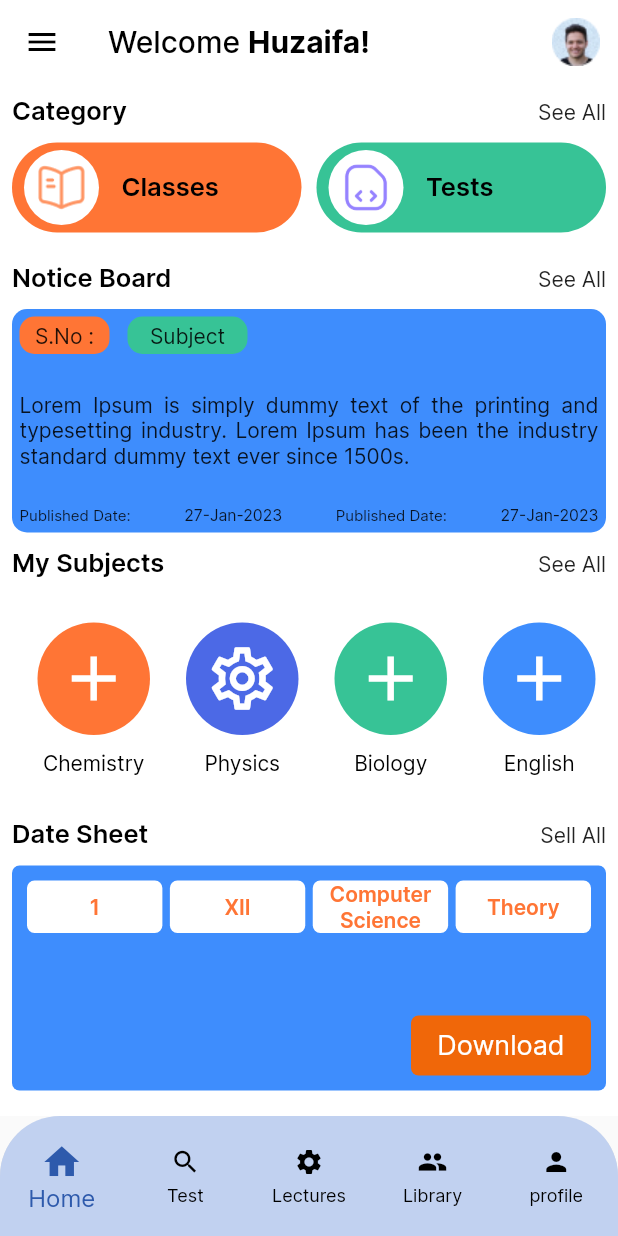
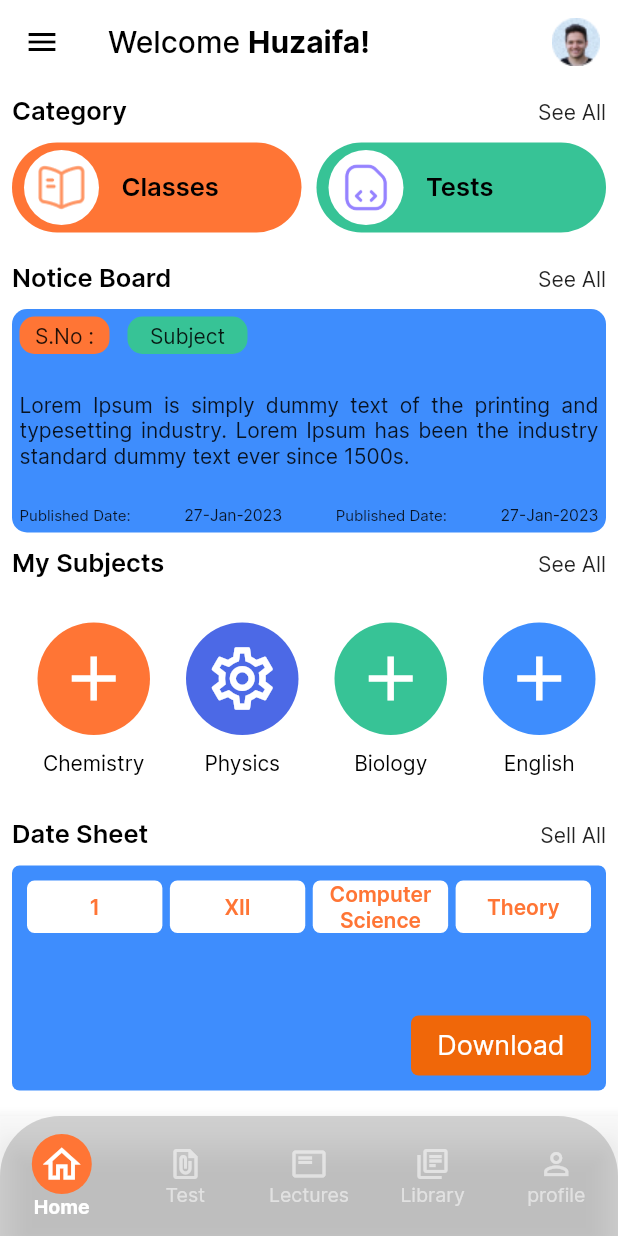
Before and after one commit to flutternoor/pms_projects, a Flutter app: the screen it shows after launch, on a phone screen of 412 x 824 dp. Run offline on Flutter 3.47's test engine with Material 2 defaults, Android fonts, the phone set to English and light mode, and no system bars.

Commit message:
works in BottomNavigationBar

```diff
--- a/lib/ui/home_page/home_page.dart
+++ b/lib/ui/home_page/home_page.dart
@@ -1,4 +1,5 @@
 import 'package:flutter/material.dart';
+import 'package:pms_projects/constants/constants.dart';
 import 'package:pms_projects/ui/home_screen/home_screen.dart';
 import 'package:pms_projects/ui/lectures_screen/lectures_screen.dart';
 import 'package:pms_projects/ui/library_screen/library_screen.dart';
@@ -12,7 +13,7 @@ class HomePage extends StatefulWidget {
 }
 
 class _HomePageState extends State<HomePage> {
-  int currentIndex =0;
+ static int currentIndex =0;
   final  pages = [ const HomeScreen(), const TextScreen(), const LecturesScreen(), const LibraryScreen(), const ProfileScreen()];
 
   void onTapped(int index) {
@@ -27,48 +28,95 @@ class _HomePageState extends State<HomePage> {
       body:  pages[currentIndex],
 
       ///TODO: Here we change the background color of Bottom Navigation
-      bottomNavigationBar:  SizedBox(
-        height: 80,
-        child: ClipRRect(
-          borderRadius: const BorderRadius.only(
+      bottomNavigationBar:  Container(
+        decoration: const BoxDecoration(
+          borderRadius:  BorderRadius.only(
               topLeft: Radius.circular(40),
               topRight: Radius.circular(40)),
+          color: Colors.grey
+        ),
+        height: 80,
         child: BottomNavigationBar(
             type: BottomNavigationBarType.fixed,
-              backgroundColor: const Color.fromARGB(255, 193, 209, 240),
-              iconSize: 20.0,
-              selectedIconTheme: const IconThemeData(size: 28.0),
-              selectedItemColor: const Color.fromARGB(255, 46, 90, 172),
-              unselectedItemColor: Colors.black,
-              selectedFontSize: 16.0,
-              unselectedFontSize: 12,
+            backgroundColor: Colors.white54,
+            iconSize: 24.0,
+            selectedIconTheme: const IconThemeData(size: 30.0,),
+            selectedItemColor: Colors.white,
+            unselectedItemColor: Colors.white54,
+            selectedFontSize: 13.0,
+            unselectedFontSize: 13,
+            selectedLabelStyle:  const TextStyle(fontWeight: FontWeight.bold,color: Colors.red,),
+            unselectedLabelStyle:
+            const TextStyle(color: Colors.grey, fontWeight: FontWeight.normal),
+            showSelectedLabels: true,
+            showUnselectedLabels: true,
             currentIndex: currentIndex,
             onTap: onTapped,
-              items:  const <BottomNavigationBarItem>[
+            items:  [
               BottomNavigationBarItem(
 
-                  icon: Icon(Icons.home),
+                icon:currentIndex== 0 ?Container(
+                  height: 40,
+                  width: 40,
+                  decoration: BoxDecoration(
+                    borderRadius: BorderRadius.circular(30),
+                    color: kAppColor
+                  ),
+                  child:  const Icon(Icons.home_outlined),
+                ):const Icon(Icons.home_outlined),
                 label: "Home",
               ),
                BottomNavigationBarItem(
                 // backgroundColor: Colors.red,
-                  icon: Icon(Icons.search),
+                icon:currentIndex== 1 ?Container(
+                  height: 40,
+                  width: 40,
+                  decoration: BoxDecoration(
+                      borderRadius: BorderRadius.circular(30),
+                      color: kAppColor
+                  ),
+                  child:  const Icon(Icons.file_present),
+                ): Icon(Icons.file_present),
                 label: "Test",
               ),
                BottomNavigationBarItem(
-                  icon: Icon(Icons.settings),
+                icon: currentIndex== 2 ?Container(
+                  height: 40,
+                  width: 40,
+                  decoration: BoxDecoration(
+                      borderRadius: BorderRadius.circular(30),
+                      color: kAppColor
+                  ),
+                  child:  const Icon(Icons.featured_play_list_outlined),
+                )
+                    :Icon(Icons.featured_play_list_outlined),
                 label: "Lectures",
               ),
                BottomNavigationBarItem(
-                  icon: Icon(Icons.group),
+                icon: currentIndex== 3 ?Container(
+                  height: 40,
+                  width: 40,
+                  decoration: BoxDecoration(
+                      borderRadius: BorderRadius.circular(30),
+                      color: kAppColor
+                  ),
+                  child:  const Icon(Icons.library_books_outlined),
+                ): Icon(Icons.library_books_outlined),
                 label: "Library",
               ),
                BottomNavigationBarItem(
-                  icon: Icon(Icons.person),
+                icon: currentIndex== 4 ?Container(
+                  height: 40,
+                  width: 40,
+                  decoration: BoxDecoration(
+                      borderRadius: BorderRadius.circular(30),
+                      color: kAppColor
+                  ),
+                  child:  const Icon(Icons.person_outline),
+                ): Icon(Icons.person_outline),
                 label: "profile",
               ),
             ]),
-        ),
       ),
 
 
```
Lines whose indentation alone changed are shown as unchanged.
